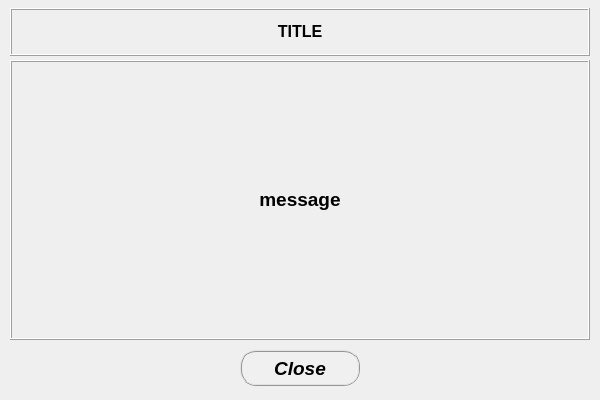
Before: the Qt Designer form data/ui_files/general/print_messages.ui in MOPT-UFSC/VIBRA, drawn with Qt 5.
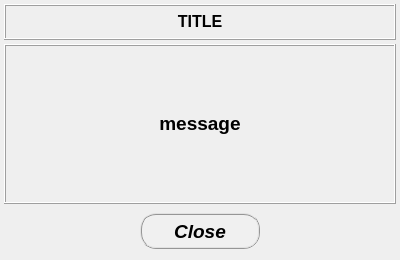
After: the same form once the commit is applied.

The edit to the form file:
```diff
--- a/data/ui_files/general/print_messages.ui
+++ b/data/ui_files/general/print_messages.ui
@@ -6,20 +6,20 @@
    <rect>
     <x>0</x>
     <y>0</y>
-    <width>600</width>
-    <height>400</height>
+    <width>400</width>
+    <height>260</height>
    </rect>
   </property>
   <property name="minimumSize">
    <size>
-    <width>600</width>
-    <height>400</height>
+    <width>400</width>
+    <height>260</height>
    </size>
   </property>
   <property name="maximumSize">
    <size>
     <width>600</width>
-    <height>400</height>
+    <height>600</height>
    </size>
   </property>
   <property name="windowTitle">
@@ -27,16 +27,16 @@
   </property>
   <layout class="QGridLayout" name="gridLayout_3">
    <property name="leftMargin">
-    <number>8</number>
+    <number>4</number>
    </property>
    <property name="topMargin">
-    <number>8</number>
+    <number>4</number>
    </property>
    <property name="rightMargin">
-    <number>8</number>
+    <number>4</number>
    </property>
    <property name="bottomMargin">
-    <number>8</number>
+    <number>4</number>
    </property>
    <property name="horizontalSpacing">
     <number>2</number>
@@ -48,14 +48,14 @@
     <widget class="QFrame" name="frame">
      <property name="minimumSize">
       <size>
-       <width>580</width>
+       <width>360</width>
        <height>0</height>
       </size>
      </property>
      <property name="maximumSize">
       <size>
        <width>580</width>
-       <height>16777215</height>
+       <height>52</height>
       </size>
      </property>
      <property name="frameShape">
@@ -83,17 +83,17 @@
       <item row="0" column="0">
        <widget class="QLabel" name="_label_title">
         <property name="minimumSize">
+         <size>
+          <width>360</width>
+          <height>36</height>
+         </size>
+        </property>
+        <property name="maximumSize">
          <size>
           <width>580</width>
           <height>36</height>
          </size>
         </property>
-        <property name="maximumSize">
-         <size>
-          <width>36</width>
-          <height>16777215</height>
-         </size>
-        </property>
         <property name="font">
          <font>
           <family>Arial</family>
@@ -123,57 +123,20 @@
      </layout>
     </widget>
    </item>
-   <item row="1" column="0">
-    <widget class="QLabel" name="_label_message">
-     <property name="minimumSize">
-      <size>
-       <width>580</width>
-       <height>280</height>
-      </size>
-     </property>
-     <property name="maximumSize">
-      <size>
-       <width>580</width>
-       <height>280</height>
-      </size>
-     </property>
-     <property name="font">
-      <font>
-       <family>Arial</family>
-       <pointsize>13</pointsize>
-       <weight>75</weight>
-       <italic>false</italic>
-       <bold>true</bold>
-      </font>
-     </property>
-     <property name="frameShape">
-      <enum>QFrame::Box</enum>
-     </property>
-     <property name="frameShadow">
-      <enum>QFrame::Raised</enum>
-     </property>
-     <property name="text">
-      <string>&lt;html&gt;&lt;head/&gt;&lt;body&gt;&lt;p align=&quot;center&quot;&gt;&lt;span style=&quot; font-size:14pt;&quot;&gt;message&lt;/span&gt;&lt;/p&gt;&lt;/body&gt;&lt;/html&gt;</string>
-     </property>
-     <property name="textFormat">
-      <enum>Qt::AutoText</enum>
-     </property>
-     <property name="alignment">
-      <set>Qt::AlignJustify|Qt::AlignVCenter</set>
-     </property>
-     <property name="wordWrap">
-      <bool>true</bool>
-     </property>
-     <property name="margin">
-      <number>10</number>
-     </property>
-     <property name="indent">
-      <number>-1</number>
-     </property>
-    </widget>
-   </item>
    <item row="2" column="0">
-    <widget class="QFrame" name="frame_2">
+    <widget class="QFrame" name="frame_button">
+     <property name="minimumSize">
+      <size>
+       <width>0</width>
+       <height>50</height>
+      </size>
+     </property>
+     <property name="maximumSize">
+      <size>
+       <width>16777215</width>
+       <height>52</height>
+      </size>
+     </property>
      <property name="frameShape">
       <enum>QFrame::NoFrame</enum>
      </property>
@@ -244,6 +207,94 @@
      </layout>
     </widget>
    </item>
+   <item row="1" column="0">
+    <widget class="QFrame" name="frame_message">
+     <property name="minimumSize">
+      <size>
+       <width>360</width>
+       <height>160</height>
+      </size>
+     </property>
+     <property name="maximumSize">
+      <size>
+       <width>580</width>
+       <height>16777215</height>
+      </size>
+     </property>
+     <property name="frameShape">
+      <enum>QFrame::Box</enum>
+     </property>
+     <property name="frameShadow">
+      <enum>QFrame::Raised</enum>
+     </property>
+     <layout class="QGridLayout" name="gridLayout_4">
+      <property name="leftMargin">
+       <number>4</number>
+      </property>
+      <property name="topMargin">
+       <number>4</number>
+      </property>
+      <property name="rightMargin">
+       <number>4</number>
+      </property>
+      <property name="bottomMargin">
+       <number>4</number>
+      </property>
+      <property name="spacing">
+       <number>4</number>
+      </property>
+      <item row="0" column="0">
+       <widget class="QLabel" name="label_message">
+        <property name="minimumSize">
+         <size>
+          <width>340</width>
+          <height>120</height>
+         </size>
+        </property>
+        <property name="maximumSize">
+         <size>
+          <width>560</width>
+          <height>280</height>
+         </size>
+        </property>
+        <property name="font">
+         <font>
+          <family>Arial</family>
+          <pointsize>13</pointsize>
+          <weight>75</weight>
+          <italic>false</italic>
+          <bold>true</bold>
+         </font>
+        </property>
+        <property name="frameShape">
+         <enum>QFrame::NoFrame</enum>
+        </property>
+        <property name="frameShadow">
+         <enum>QFrame::Raised</enum>
+        </property>
+        <property name="text">
+         <string>&lt;html&gt;&lt;head/&gt;&lt;body&gt;&lt;p align=&quot;center&quot;&gt;&lt;span style=&quot; font-size:14pt;&quot;&gt;message&lt;/span&gt;&lt;/p&gt;&lt;/body&gt;&lt;/html&gt;</string>
+        </property>
+        <property name="textFormat">
+         <enum>Qt::AutoText</enum>
+        </property>
+        <property name="alignment">
+         <set>Qt::AlignJustify|Qt::AlignVCenter</set>
+        </property>
+        <property name="wordWrap">
+         <bool>true</bool>
+        </property>
+        <property name="margin">
+         <number>10</number>
+        </property>
+        <property name="indent">
+         <number>-1</number>
+        </property>
+       </widget>
+      </item>
+     </layout>
+    </widget>
+   </item>
   </layout>
  </widget>
  <resources/>
```
Left out of the diff: 4 changed lines with no effect on the pictures.
